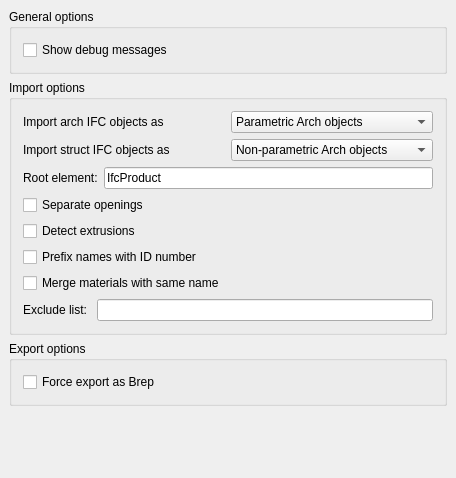
First picture: the form in src/Mod/Arch/Resources/ui/preferences-ifc.ui, repository berndhahnebach/All_FreeCAD, before the edit.
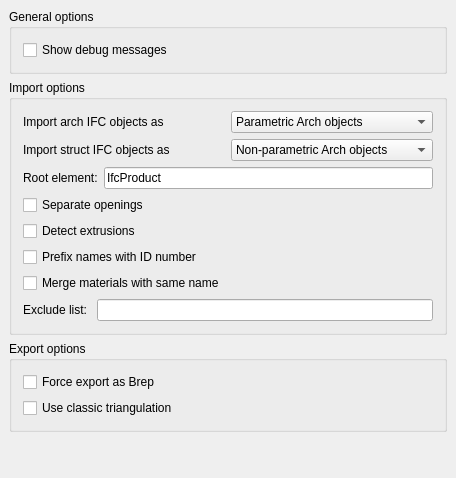
Second picture: the form after the edit. Custom widgets are drawn as their Qt base class.

Commit message: Arch: added IFC export preference option to choose triangulation style for non-planar shapes

Patch:
```diff
--- a/src/Mod/Arch/Resources/ui/preferences-ifc.ui
+++ b/src/Mod/Arch/Resources/ui/preferences-ifc.ui
@@ -314,6 +314,26 @@
         </item>
        </layout>
       </item>
+      <item>
+       <layout class="QHBoxLayout" name="horizontalLayout_8">
+        <item>
+         <widget class="Gui::PrefCheckBox" name="checkBox_4">
+          <property name="toolTip">
+           <string>Curved shapes that cannot be represented as curves in IFC are decomposed into flat facets. If this is checked, simple triangulation will be used, otherwise some additional calculation is done to join coplanar facets.</string>
+          </property>
+          <property name="text">
+           <string>Use classic triangulation</string>
+          </property>
+          <property name="prefEntry" stdset="0">
+           <cstring>ifcClassicTriangulation</cstring>
+          </property>
+          <property name="prefPath" stdset="0">
+           <cstring>Mod/Arch</cstring>
+          </property>
+         </widget>
+        </item>
+       </layout>
+      </item>
      </layout>
     </widget>
    </item>
```
The commit also changes 1 other file.
